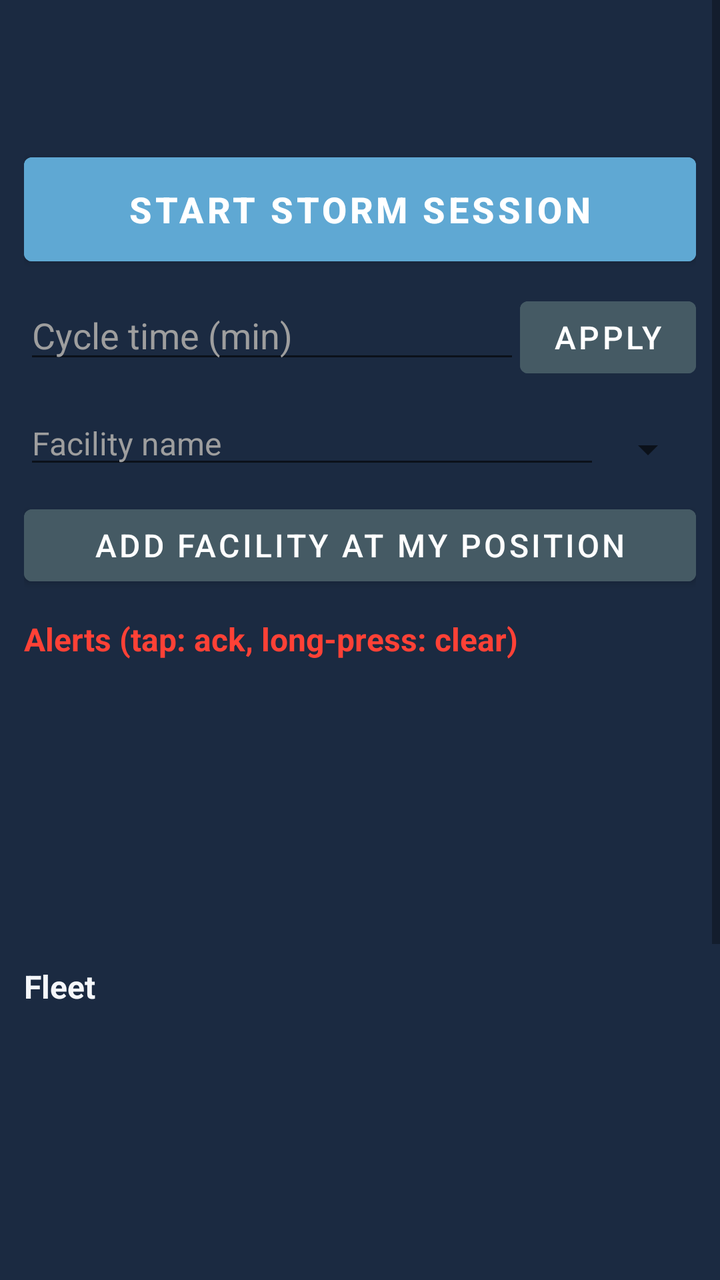
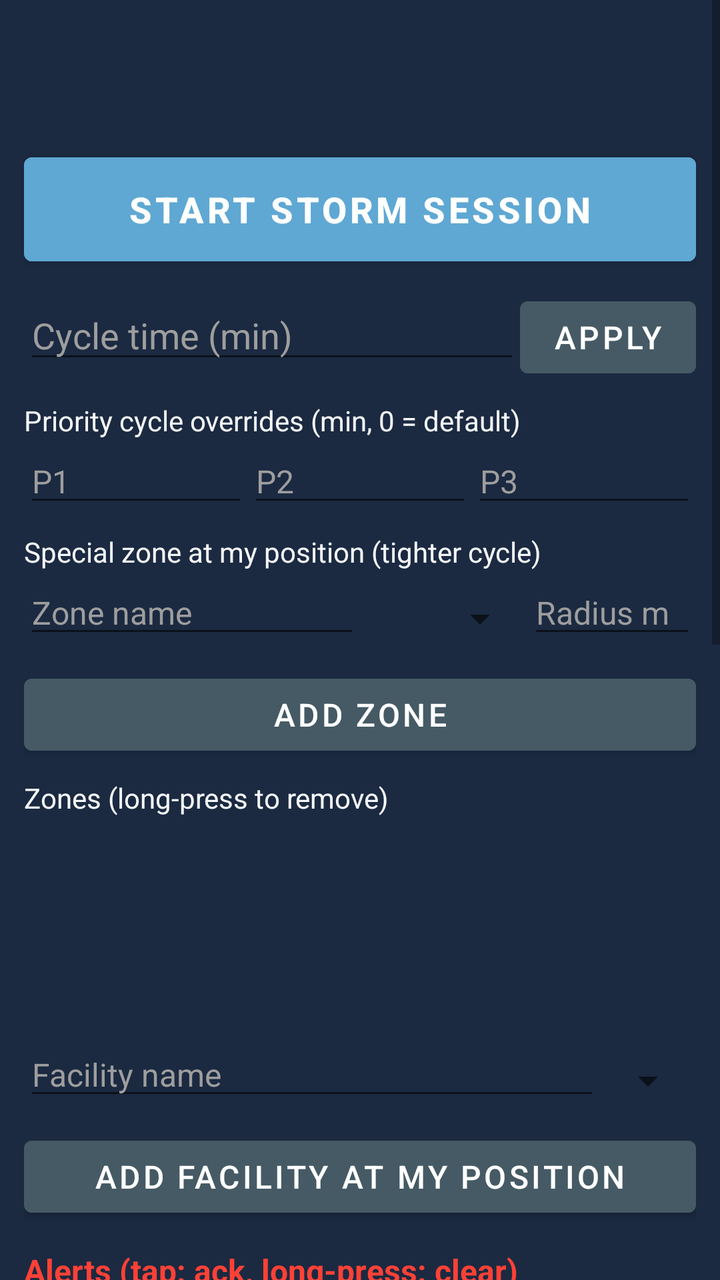

Two renders of the same Android screen: before a commit and after it. Below are the layout's source before the change and the commit's diff.
<!-- AndroidManifest.xml: fallback theme Theme.MaterialComponents.DayNight.NoActionBar -->
<!-- res/layout/panel_supervisor.xml -->
<?xml version="1.0" encoding="utf-8"?>
<ScrollView xmlns:android="http://schemas.android.com/apk/res/android"
    android:layout_width="match_parent"
    android:layout_height="match_parent"
    android:background="@color/ideaplow_bg">

    <LinearLayout
        android:layout_width="match_parent"
        android:layout_height="wrap_content"
        android:orientation="vertical"
        android:padding="12dp">

        <TextView
            android:id="@+id/sup_header"
            android:layout_width="match_parent"
            android:layout_height="wrap_content"
            android:textColor="@color/ideaplow_text"
            android:textSize="20sp"
            android:textStyle="bold" />

        <TextView
            android:id="@+id/sup_storm_line"
            android:layout_width="match_parent"
            android:layout_height="wrap_content"
            android:layout_marginTop="4dp"
            android:textColor="@color/ideaplow_accent"
            android:textSize="16sp" />

        <Button
            android:id="@+id/sup_storm_button"
            android:layout_width="match_parent"
            android:layout_height="64dp"
            android:layout_marginTop="8dp"
            android:backgroundTint="@color/ideaplow_accent"
            android:text="@string/sup_storm_start"
            android:textSize="18sp"
            android:textStyle="bold" />

        
        <LinearLayout
            android:layout_width="match_parent"
            android:layout_height="wrap_content"
            android:layout_marginTop="8dp"
            android:orientation="horizontal">

            <EditText
                android:id="@+id/sup_cycle_time"
                android:layout_width="0dp"
                android:layout_height="wrap_content"
                android:layout_weight="1"
                android:hint="@string/sup_cycle_time_hint"
                android:inputType="number"
                android:textColor="@color/ideaplow_text"
                android:textColorHint="@color/ideaplow_grey"
                android:textSize="18sp" />

            <Button
                android:id="@+id/sup_cycle_apply"
                android:layout_width="wrap_content"
                android:layout_height="48dp"
                android:backgroundTint="@color/ideaplow_toggle_off"
                android:text="@string/sup_cycle_time_apply"
                android:textSize="16sp" />
        </LinearLayout>

        
        <LinearLayout
            android:layout_width="match_parent"
            android:layout_height="wrap_content"
            android:layout_marginTop="8dp"
            android:orientation="horizontal">

            <EditText
                android:id="@+id/sup_facility_name"
                android:layout_width="0dp"
                android:layout_height="wrap_content"
                android:layout_weight="1"
                android:hint="@string/sup_facility_name_hint"
                android:inputType="text"
                android:textColor="@color/ideaplow_text"
                android:textColorHint="@color/ideaplow_grey"
                android:textSize="16sp" />

            <Spinner
                android:id="@+id/sup_facility_type"
                android:layout_width="wrap_content"
                android:layout_height="48dp" />
        </LinearLayout>

        <Button
            android:id="@+id/sup_facility_add"
            android:layout_width="match_parent"
            android:layout_height="48dp"
            android:backgroundTint="@color/ideaplow_toggle_off"
            android:text="@string/sup_add_facility"
            android:textSize="16sp" />

        
        <TextView
            android:layout_width="match_parent"
            android:layout_height="wrap_content"
            android:layout_marginTop="12dp"
            android:text="@string/sup_alerts_title"
            android:textColor="@color/ideaplow_red"
            android:textSize="16sp"
            android:textStyle="bold" />

        <ListView
            android:id="@+id/sup_alert_list"
            android:layout_width="match_parent"
            android:layout_height="140dp" />

        
        <TextView
            android:layout_width="match_parent"
            android:layout_height="wrap_content"
            android:layout_marginTop="12dp"
            android:text="@string/sup_fleet_title"
            android:textColor="@color/ideaplow_text"
            android:textSize="16sp"
            android:textStyle="bold" />

        <ListView
            android:id="@+id/sup_fleet_list"
            android:layout_width="match_parent"
            android:layout_height="220dp" />

        <Button
            android:id="@+id/sup_distress"
            android:layout_width="match_parent"
            android:layout_height="64dp"
            android:layout_marginTop="12dp"
            android:backgroundTint="@color/ideaplow_distress"
            android:text="@string/driver_distress"
            android:textColor="@color/ideaplow_text"
            android:textSize="18sp"
            android:textStyle="bold" />

        <Button
            android:id="@+id/sup_settings"
            android:layout_width="match_parent"
            android:layout_height="48dp"
            android:layout_marginTop="8dp"
            android:backgroundTint="@color/ideaplow_toggle_off"
            android:text="@string/driver_settings"
            android:textSize="14sp" />
    </LinearLayout>
</ScrollView>
<!-- resources referenced by this layout -->
<resources>
  <color name="ideaplow_accent">#5FA8D3</color>
  <color name="ideaplow_bg">#1B2A41</color>
  <color name="ideaplow_distress">#C62828</color>
  <color name="ideaplow_grey">#9E9E9E</color>
  <color name="ideaplow_red">#FF4136</color>
  <color name="ideaplow_text">#F5F7FA</color>
  <color name="ideaplow_toggle_off">#455A64</color>
  <string name="driver_distress">MAYDAY / NEED ASSIST</string>
  <string name="driver_settings">Vehicle setup…</string>
  <string name="sup_add_facility">Add facility at my position</string>
  <string name="sup_alerts_title">Alerts (tap: ack, long-press: clear)</string>
  <string name="sup_cycle_time_apply">Apply</string>
  <string name="sup_cycle_time_hint">Cycle time (min)</string>
  <string name="sup_facility_name_hint">Facility name</string>
  <string name="sup_fleet_title">Fleet</string>
  <string name="sup_storm_start">Start storm session</string>
</resources>

<!-- the commit's change to res/layout/panel_supervisor.xml (unified diff, before → after) -->
@@ -64,6 +64,118 @@
         </LinearLayout>
 
         
+        <TextView
+            android:layout_width="match_parent"
+            android:layout_height="wrap_content"
+            android:layout_marginTop="8dp"
+            android:text="@string/sup_priority_title"
+            android:textColor="@color/ideaplow_text"
+            android:textSize="14sp" />
+
+        <LinearLayout
+            android:layout_width="match_parent"
+            android:layout_height="wrap_content"
+            android:orientation="horizontal">
+
+            <EditText
+                android:id="@+id/sup_cycle_p1"
+                android:layout_width="0dp"
+                android:layout_height="wrap_content"
+                android:layout_weight="1"
+                android:hint="@string/sup_p1_hint"
+                android:inputType="number"
+                android:textColor="@color/ideaplow_text"
+                android:textColorHint="@color/ideaplow_grey"
+                android:textSize="16sp" />
+
+            <EditText
+                android:id="@+id/sup_cycle_p2"
+                android:layout_width="0dp"
+                android:layout_height="wrap_content"
+                android:layout_weight="1"
+                android:hint="@string/sup_p2_hint"
+                android:inputType="number"
+                android:textColor="@color/ideaplow_text"
+                android:textColorHint="@color/ideaplow_grey"
+                android:textSize="16sp" />
+
+            <EditText
+                android:id="@+id/sup_cycle_p3"
+                android:layout_width="0dp"
+                android:layout_height="wrap_content"
+                android:layout_weight="1"
+                android:hint="@string/sup_p3_hint"
+                android:inputType="number"
+                android:textColor="@color/ideaplow_text"
+                android:textColorHint="@color/ideaplow_grey"
+                android:textSize="16sp" />
+        </LinearLayout>
+
+        
+        <TextView
+            android:layout_width="match_parent"
+            android:layout_height="wrap_content"
+            android:layout_marginTop="8dp"
+            android:text="@string/sup_zone_title"
+            android:textColor="@color/ideaplow_text"
+            android:textSize="14sp" />
+
+        <LinearLayout
+            android:layout_width="match_parent"
+            android:layout_height="wrap_content"
+            android:orientation="horizontal">
+
+            <EditText
+                android:id="@+id/sup_zone_name"
+                android:layout_width="0dp"
+                android:layout_height="wrap_content"
+                android:layout_weight="2"
+                android:hint="@string/sup_zone_name_hint"
+                android:inputType="text"
+                android:textColor="@color/ideaplow_text"
+                android:textColorHint="@color/ideaplow_grey"
+                android:textSize="16sp" />
+
+            <Spinner
+                android:id="@+id/sup_zone_type"
+                android:layout_width="0dp"
+                android:layout_height="48dp"
+                android:layout_weight="1" />
+
+            <EditText
+                android:id="@+id/sup_zone_radius"
+                android:layout_width="0dp"
+                android:layout_height="wrap_content"
+                android:layout_weight="1"
+                android:hint="@string/sup_zone_radius_hint"
+                android:inputType="number"
+                android:textColor="@color/ideaplow_text"
+                android:textColorHint="@color/ideaplow_grey"
+                android:textSize="16sp" />
+        </LinearLayout>
+
+        <Button
+            android:id="@+id/sup_zone_add"
+            android:layout_width="match_parent"
+            android:layout_height="48dp"
+            android:backgroundTint="@color/ideaplow_toggle_off"
+            android:text="@string/sup_zone_add"
+            android:textSize="16sp" />
+
+        <TextView
+            android:layout_width="match_parent"
+            android:layout_height="wrap_content"
+            android:layout_marginTop="8dp"
+            android:text="@string/sup_zones_title"
+            android:textColor="@color/ideaplow_text"
+            android:textSize="14sp" />
+
+        <ListView
+            android:id="@+id/sup_zone_list"
+            android:layout_width="match_parent"
+            android:layout_height="100dp" />
+
+        
         <LinearLayout
             android:layout_width="match_parent"
             android:layout_height="wrap_content"
@@ -112,10 +224,21 @@
 
         
         <TextView
-            android:layout_width="match_parent"
-            android:layout_height="wrap_content"
-            android:layout_marginTop="12dp"
-            android:text="@string/sup_fleet_title"
+            android:id="@+id/sup_metrics_line"
+            android:layout_width="match_parent"
+            android:layout_height="wrap_content"
+            android:layout_marginTop="12dp"
+            android:text="@string/sup_metrics_placeholder"
+            android:textColor="@color/ideaplow_accent"
+            android:textSize="14sp"
+            android:textStyle="bold" />
+
+        
+        <TextView
+            android:layout_width="match_parent"
+            android:layout_height="wrap_content"
+            android:layout_marginTop="12dp"
+            android:text="@string/sup_fleet_hint"
             android:textColor="@color/ideaplow_text"
             android:textSize="16sp"
             android:textStyle="bold" />
@@ -126,6 +249,15 @@
             android:layout_height="220dp" />
 
         <Button
+            android:id="@+id/sup_export"
+            android:layout_width="match_parent"
+            android:layout_height="48dp"
+            android:layout_marginTop="8dp"
+            android:backgroundTint="@color/ideaplow_toggle_off"
+            android:text="@string/sup_export"
+            android:textSize="14sp" />
+
+        <Button
             android:id="@+id/sup_distress"
             android:layout_width="match_parent"
             android:layout_height="64dp"
<!-- resource entries referenced after the edit -->
@@ -13,8 +13,19 @@
   <string name="sup_alerts_title">Alerts (tap: ack, long-press: clear)</string>
   <string name="sup_cycle_time_apply">Apply</string>
   <string name="sup_cycle_time_hint">Cycle time (min)</string>
+  <string name="sup_export">Export storm records (GeoJSON + CSV)</string>
   <string name="sup_facility_name_hint">Facility name</string>
-  <string name="sup_fleet_title">Fleet</string>
+  <string name="sup_fleet_hint">Fleet (long-press a truck to task it)</string>
+  <string name="sup_metrics_placeholder">Metrics: waiting for coverage…</string>
+  <string name="sup_p1_hint">P1</string>
+  <string name="sup_p2_hint">P2</string>
+  <string name="sup_p3_hint">P3</string>
+  <string name="sup_priority_title">Priority cycle overrides (min, 0 = default)</string>
   <string name="sup_storm_start">Start storm session</string>
+  <string name="sup_zone_add">Add zone</string>
+  <string name="sup_zone_name_hint">Zone name</string>
+  <string name="sup_zone_radius_hint">Radius m</string>
+  <string name="sup_zone_title">Special zone at my position (tighter cycle)</string>
+  <string name="sup_zones_title">Zones (long-press to remove)</string>
 </resources>
 
